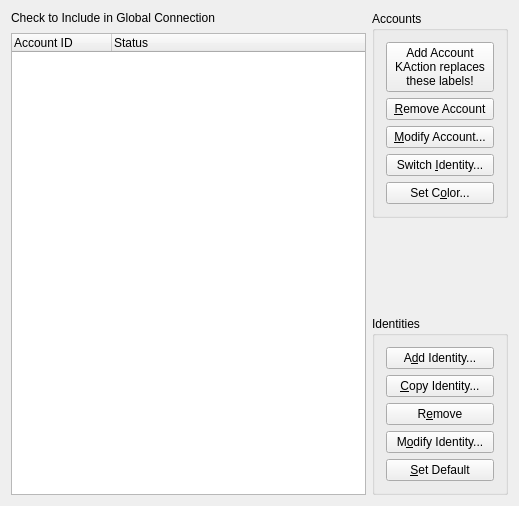
Before: the Qt Designer form kopete/config/accounts/kopeteaccountconfigbase.ui in KDE/kopete, drawn with Qt 5.
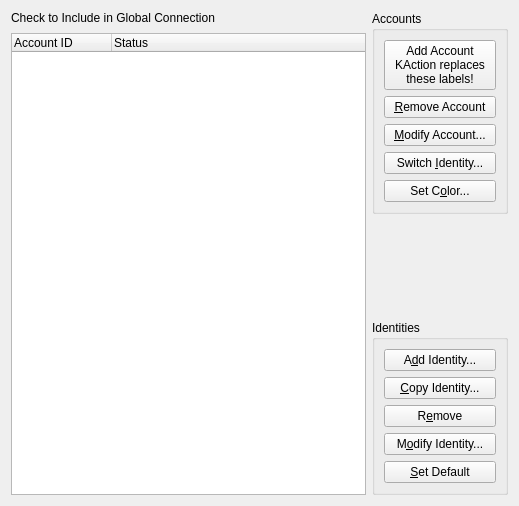
After: the same form once the commit is applied. Custom widgets are drawn as their Qt base class.

Diff of the .ui file:
```diff
--- a/kopete/config/accounts/kopeteaccountconfigbase.ui
+++ b/kopete/config/accounts/kopeteaccountconfigbase.ui
@@ -241,8 +241,6 @@
    </item>
   </layout>
  </widget>
- <layoutdefault spacing="6" margin="11" />
- <pixmapfunction>qPixmapFromMimeSource</pixmapfunction>
  <customwidgets>
   <customwidget>
    <class>AccountTreeWidget</class>
```
